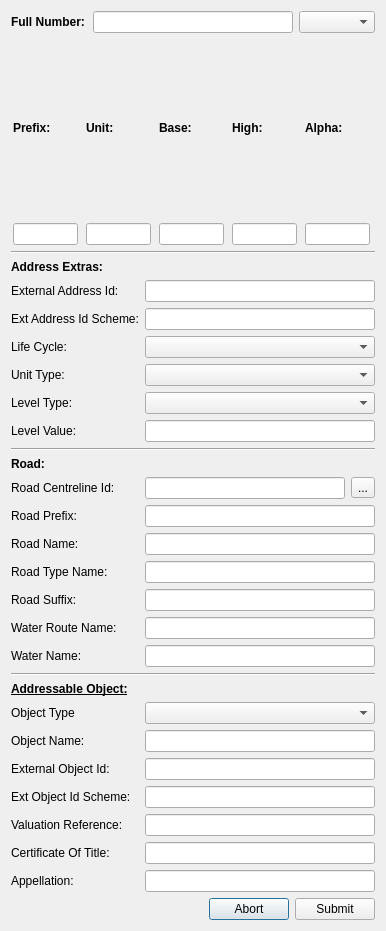
The window that AimsUI/AimsClient/Gui/Ui_NewAddressDialog.ui (linz/QGIS-AIMS-Plugin) describes before a commit, drawn with Qt 5.
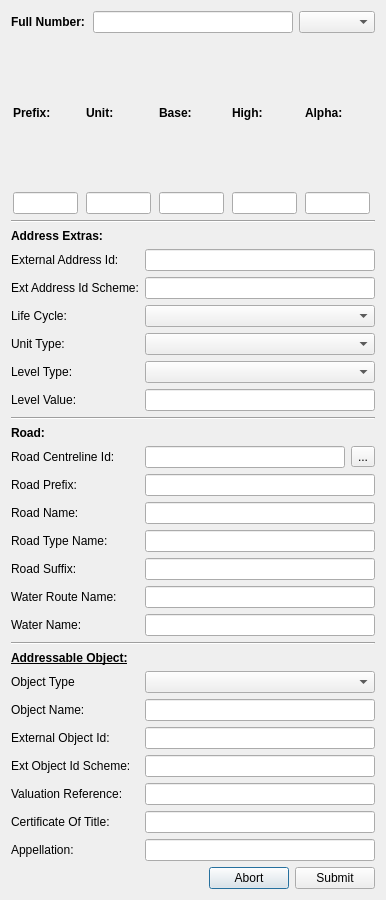
The same window after the commit.

The edit to the form file:
```diff
--- a/AimsUI/AimsClient/Gui/Ui_NewAddressDialog.ui
+++ b/AimsUI/AimsClient/Gui/Ui_NewAddressDialog.ui
@@ -7,7 +7,7 @@
     <x>0</x>
     <y>0</y>
     <width>386</width>
-    <height>931</height>
+    <height>900</height>
    </rect>
   </property>
   <property name="windowTitle">
```
